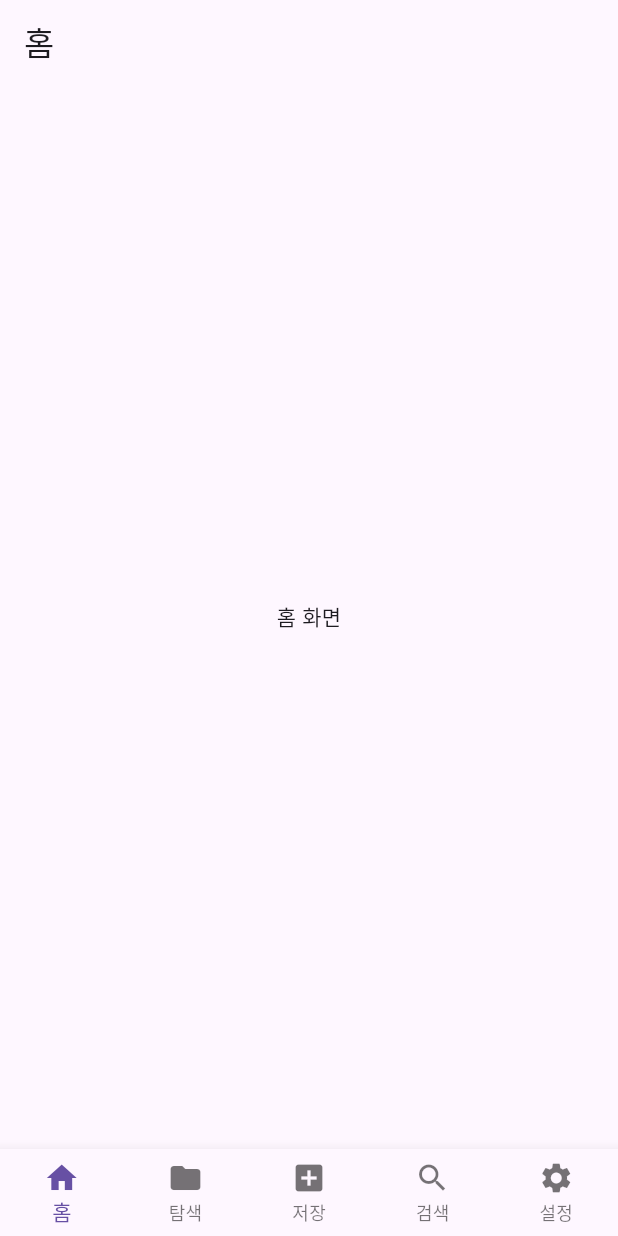
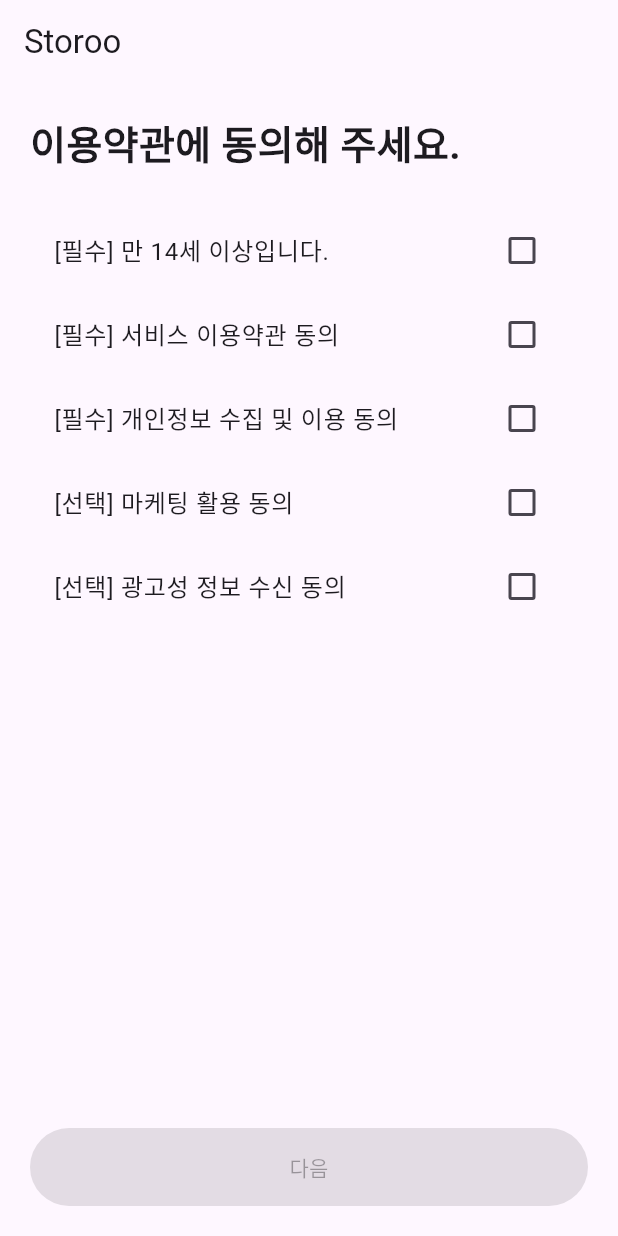
Before and after one commit to Team-Storoo/storoo_client, a Flutter app: the screen it shows after launch, on a phone screen of 412 x 824 dp. Run offline on Flutter 3.47's test engine with Material 3 defaults, Android fonts, the phone set to English and light mode, and no system bars; our stand-ins replace isar; accounts and stored records are empty; generated files the repository leaves out were written again.

Commit message:
fead - 앱 실행 시 첫 화면 구현
- 앱 실행 시 사용자의 데이터를 입력받는 화면 틀 구성

- 애뮬레이터 실행 시 버전 충돌로 몇 가지 에러가 존재
해결방법)
1.
C:\Users\syeon\AppData\Local\Pub\Cache\hosted\pub.dev\isar_flutter_libs-3.1.0+1\android\build.gradle 파일에서 메모장으로 키고, android { ... } 블록 안에 namespace "dev.isar.isar_flutter_libs" 이 문장을 삽입

2.
C:\project\storoo_client\android\settings.gradle 파일에 들어가서
id "org.jetbrains.kotlin.android" version "1.8.22" apply false 이런 줄이 있을 거임, 이것을(메모장으로 켜서)
id "org.jetbrains.kotlin.android" version "2.1.0" apply false 이렇게 수정(버전 숫자만 바꾸면 됨)

3.
위에 두 과정을 모두 다 했다면 터미널에서
flutter clean
flutter pub get
flutter run -d emulator-5554
하면 애뮬레이터로 앱 실행 화면 확인 가능

```diff
--- a/lib/main.dart
+++ b/lib/main.dart
@@ -1,18 +1,19 @@
 import 'package:flutter/material.dart';
-import 'services/db_service.dart'; // DB 초기화 서비스 임포트
+import 'services/db_service.dart';
 
-// 우리가 만든 화면들 import
+// 기존 화면들
 import 'screens/home_screen.dart';
 import 'screens/explore_screen.dart';
 import 'screens/save_screen.dart';
 import 'screens/search_screen.dart';
 import 'screens/settings_screen.dart';
 
-// widgetsFlutterBinding.ensureInitialized() → DBService.init() → runApp() 순서로 실행
-// 앱 실행 전에 lsar DB가 준비되면, 이후 화면에서 바로 DB 사용 가능
+// 온보딩 화면
+import 'screens/onboarding/onboarding_screen.dart';
+
 void main() async {
-  WidgetsFlutterBinding.ensureInitialized(); // Flutter 엔진 초기화
-  await DBService.init(); // Isar DB 초기화
+  WidgetsFlutterBinding.ensureInitialized();
+  await DBService.init();
   runApp(const MyApp());
 }
 
@@ -24,7 +25,34 @@ class MyApp extends StatelessWidget {
     return MaterialApp(
       title: 'Storoo',
       theme: ThemeData(primarySwatch: Colors.blue),
-      home: const MainPage(),
+      debugShowCheckedModeBanner: false,
+      home: const AppEntryPage(),
+    );
+  }
+}
+
+class AppEntryPage extends StatelessWidget {
+  const AppEntryPage({super.key});
+
+  @override
+  Widget build(BuildContext context) {
+    return FutureBuilder<bool>(
+      future: DBService.hasCompletedOnboarding(),
+      builder: (context, snapshot) {
+        if (snapshot.connectionState != ConnectionState.done) {
+          return const Scaffold(
+            body: Center(child: CircularProgressIndicator()),
+          );
+        }
+
+        final completed = snapshot.data ?? false;
+
+        if (completed) {
+          return const MainPage();
+        } else {
+          return const OnboardingScreen();
+        }
+      },
     );
   }
 }
@@ -39,7 +67,6 @@ class MainPage extends StatefulWidget {
 class _MainPageState extends State<MainPage> {
   int _selectedIndex = 0;
 
-  // 화면 리스트
   final List<Widget> _screens = const [
     HomeScreen(),
     ExploreScreen(),
--- /dev/null
+++ b/lib/models/user_profile.dart
@@ -0,0 +1,24 @@
+import 'package:isar/isar.dart';
+
+part 'user_profile.g.dart'; // Isar가 자동 생성 파일을 만들 때 필요
+
+@collection
+class UserProfile {
+  Id id = Isar.autoIncrement; // 고유 번호
+
+  String? nickname;
+  String? gender;
+  int? birthYear;
+  String? email;
+
+  bool agreedAge14 = false; // 14세 이상 동의
+  bool agreedService = false; // 서비스 이용약관 동의
+  bool agreedPrivacy = false; // 개인정보 수집 동의
+  bool agreedMarketing = false; // 마케팅 동의
+  bool agreedAds = false; // 광고성 정보 수신 동의
+
+  bool onboardingCompleted = false; // false면 → 온보딩 보여줌 | true면 → 메인 화면 바로 진입
+
+  DateTime createdAt = DateTime.now();
+  DateTime updatedAt = DateTime.now();
+}
--- /dev/null
+++ b/lib/screens/onboarding/onboarding_screen.dart
@@ -0,0 +1,250 @@
+import 'package:flutter/material.dart';
+
+import '../../models/user_profile.dart';
+import '../../services/db_service.dart';
+import '../../main.dart';
+
+class OnboardingScreen extends StatefulWidget {
+  const OnboardingScreen({super.key});
+
+  @override
+  State<OnboardingScreen> createState() => _OnboardingScreenState();
+}
+
+class _OnboardingScreenState extends State<OnboardingScreen> {
+  final TextEditingController nicknameController = TextEditingController();
+  final TextEditingController birthYearController = TextEditingController();
+  final TextEditingController emailController = TextEditingController();
+
+  int step = 0;
+
+  bool agreedAge14 = false;
+  bool agreedService = false;
+  bool agreedPrivacy = false;
+  bool agreedMarketing = false;
+  bool agreedAds = false;
+
+  String? gender;
+
+  bool get canGoNext {
+    switch (step) {
+      case 0:
+        return agreedAge14 && agreedService && agreedPrivacy;
+      case 1:
+        return nicknameController.text.trim().isNotEmpty;
+      case 2:
+        return gender != null && birthYearController.text.trim().isNotEmpty;
+      case 3:
+        return emailController.text.trim().isNotEmpty;
+      default:
+        return false;
+    }
+  }
+
+  Future<void> saveAndFinish() async {
+    final profile =
+        UserProfile()
+          ..nickname = nicknameController.text.trim()
+          ..gender = gender
+          ..birthYear = int.tryParse(birthYearController.text.trim())
+          ..email = emailController.text.trim()
+          ..agreedAge14 = agreedAge14
+          ..agreedService = agreedService
+          ..agreedPrivacy = agreedPrivacy
+          ..agreedMarketing = agreedMarketing
+          ..agreedAds = agreedAds
+          ..onboardingCompleted = true
+          ..createdAt = DateTime.now()
+          ..updatedAt = DateTime.now();
+
+    await DBService.saveUserProfile(profile);
+
+    if (!mounted) return;
+
+    Navigator.of(
+      context,
+    ).pushReplacement(MaterialPageRoute(builder: (_) => const MainPage()));
+  }
+
+  void nextStep() {
+    if (!canGoNext) return;
+
+    if (step < 3) {
+      setState(() {
+        step++;
+      });
+    } else {
+      saveAndFinish();
+    }
+  }
+
+  void prevStep() {
+    if (step == 0) return;
+    setState(() {
+      step--;
+    });
+  }
+
+  @override
+  void dispose() {
+    nicknameController.dispose();
+    birthYearController.dispose();
+    emailController.dispose();
+    super.dispose();
+  }
+
+  @override
+  Widget build(BuildContext context) {
+    final title =
+        [
+          '이용약관에 동의해 주세요.',
+          'Storoo에서 사용할\n닉네임을 설정해주세요.',
+          '안녕하세요!\n성별과 나이를 입력해주세요.',
+          '이메일 주소를 입력해주세요.',
+        ][step];
+
+    return Scaffold(
+      appBar: AppBar(
+        title: const Text('Storoo'),
+        leading:
+            step == 0
+                ? null
+                : IconButton(
+                  icon: const Icon(Icons.arrow_back_ios_new),
+                  onPressed: prevStep,
+                ),
+      ),
+      body: SafeArea(
+        child: Padding(
+          padding: const EdgeInsets.all(20),
+          child: Column(
+            crossAxisAlignment: CrossAxisAlignment.start,
+            children: [
+              Text(
+                title,
+                style: const TextStyle(
+                  fontSize: 26,
+                  fontWeight: FontWeight.bold,
+                ),
+              ),
+              const SizedBox(height: 24),
+              Expanded(child: _buildStepBody()),
+              SizedBox(
+                width: double.infinity,
+                height: 52,
+                child: ElevatedButton(
+                  onPressed: canGoNext ? nextStep : null,
+                  child: Text(step == 3 ? '완료' : '다음'),
+                ),
+              ),
+            ],
+          ),
+        ),
+      ),
+    );
+  }
+
+  Widget _buildStepBody() {
+    switch (step) {
+      case 0:
+        return Column(
+          children: [
+            CheckboxListTile(
+              value: agreedAge14,
+              onChanged: (v) => setState(() => agreedAge14 = v ?? false),
+              title: const Text('[필수] 만 14세 이상입니다.'),
+            ),
+            CheckboxListTile(
+              value: agreedService,
+              onChanged: (v) => setState(() => agreedService = v ?? false),
+              title: const Text('[필수] 서비스 이용약관 동의'),
+            ),
+            CheckboxListTile(
+              value: agreedPrivacy,
+              onChanged: (v) => setState(() => agreedPrivacy = v ?? false),
+              title: const Text('[필수] 개인정보 수집 및 이용 동의'),
+            ),
+            CheckboxListTile(
+              value: agreedMarketing,
+              onChanged: (v) => setState(() => agreedMarketing = v ?? false),
+              title: const Text('[선택] 마케팅 활용 동의'),
+            ),
+            CheckboxListTile(
+              value: agreedAds,
+              onChanged: (v) => setState(() => agreedAds = v ?? false),
+              title: const Text('[선택] 광고성 정보 수신 동의'),
+            ),
+          ],
+        );
+
+      case 1:
+        return TextField(
+          controller: nicknameController,
+          decoration: const InputDecoration(
+            labelText: '닉네임',
+            border: OutlineInputBorder(),
+          ),
+          onChanged: (_) => setState(() {}),
+        );
+
+      case 2:
+        return Column(
+          children: [
+            Row(
+              children: [
+                Expanded(
+                  child: OutlinedButton(
+                    onPressed: () => setState(() => gender = 'male'),
+                    child: Text(
+                      '남성',
+                      style: TextStyle(
+                        color: gender == 'male' ? Colors.deepPurple : null,
+                      ),
+                    ),
+                  ),
+                ),
+                const SizedBox(width: 12),
+                Expanded(
+                  child: OutlinedButton(
+                    onPressed: () => setState(() => gender = 'female'),
+                    child: Text(
+                      '여성',
+                      style: TextStyle(
+                        color: gender == 'female' ? Colors.deepPurple : null,
+                      ),
+                    ),
+                  ),
+                ),
+              ],
+            ),
+            const SizedBox(height: 16),
+            TextField(
+              controller: birthYearController,
+              keyboardType: TextInputType.number,
+              decoration: const InputDecoration(
+                labelText: '출생년도',
+                hintText: '예: 1999',
+                border: OutlineInputBorder(),
+              ),
+              onChanged: (_) => setState(() {}),
+            ),
+          ],
+        );
+
+      case 3:
+        return TextField(
+          controller: emailController,
+          keyboardType: TextInputType.emailAddress,
+          decoration: const InputDecoration(
+            labelText: '이메일',
+            hintText: 'example@gmail.com',
+            border: OutlineInputBorder(),
+          ),
+          onChanged: (_) => setState(() {}),
+        );
+
+      default:
+        return const SizedBox.shrink();
+    }
+  }
+}
--- a/lib/services/db_service.dart
+++ b/lib/services/db_service.dart
@@ -1,41 +1,92 @@
 import 'package:flutter/foundation.dart';
+import 'package:isar/isar.dart';
+import 'package:path_provider/path_provider.dart';
+
+import '../models/content.dart';
+import '../models/user_profile.dart';
 
 class DBService {
-  /// 웹/모바일 공통 초기화
-  static Future<void> init() async {
-    if (kIsWeb) {
-      // 웹에서는 DB 초기화 대신 더미 처리
-      debugPrint("DBService initialized (dummy for web)");
-    } else {
-      // 모바일/데스크톱에서는 실제 Isar 초기화 코드 작성
-      // 예: await Isar.open([...]);
-      debugPrint("DBService initialized (real DB for mobile/desktop)");
+  static Isar? _isar;
+
+  static Isar get isar {
+    if (_isar == null) {
+      throw Exception('Isar가 초기화되지 않았습니다. 먼저 DBService.init()을 호출하세요.');
     }
+    return _isar!;
   }
 
-  /// 더미 저장 함수 (웹 확인용)
-  static Future<void> saveContent(Map<String, dynamic> content) async {
+  /// 앱 시작 시 1회 호출
+  static Future<void> init() async {
+    if (_isar != null) return;
+
     if (kIsWeb) {
-      debugPrint("Saved content (dummy): $content");
-    } else {
-      // 실제 DB 저장 로직 작성
+      debugPrint("웹은 현재 Isar 로컬 DB 예제를 생략합니다.");
+      return;
     }
+
+    final dir = await getApplicationDocumentsDirectory();
+
+    _isar = await Isar.open(
+      [ContentSchema, UserProfileSchema],
+      directory: dir.path,
+      name: 'storoo_db',
+    );
+
+    debugPrint("DBService initialized");
   }
 
-  /// 더미 조회 함수 (웹 확인용)
-  static Future<List<Map<String, dynamic>>> getContents() async {
+  /// -------------------------
+  /// UserProfile 관련
+  /// -------------------------
+
+  static Future<UserProfile?> getUserProfile() async {
+    if (kIsWeb) return null;
+    return await isar.userProfiles.where().findFirst();
+  }
+
+  static Future<bool> hasCompletedOnboarding() async {
+    final profile = await getUserProfile();
+    return profile?.onboardingCompleted ?? false;
+  }
+
+  static Future<void> saveUserProfile(UserProfile profile) async {
+    if (kIsWeb) return;
+
+    profile.updatedAt = DateTime.now();
+
+    await isar.writeTxn(() async {
+      await isar.userProfiles.put(profile);
+    });
+  }
+
+  static Future<void> clearUserProfile() async {
+    if (kIsWeb) return;
+
+    await isar.writeTxn(() async {
+      await isar.userProfiles.clear();
+    });
+  }
+
+  /// -------------------------
+  /// Content 관련
+  /// -------------------------
+
+  static Future<void> saveContent(Content content) async {
     if (kIsWeb) {
-      return [
-        {
-          "id": 1,
-          "type": "memo",
-          "title": "웹 확인용 더미 제목",
-          "content": "이건 웹에서 UI 확인용 더미 데이터입니다.",
-        },
-      ];
-    } else {
-      // 실제 DB 조회 로직 작성
+      debugPrint("Saved content (dummy): ${content.title}");
+      return;
+    }
+
+    await isar.writeTxn(() async {
+      await isar.contents.put(content);
+    });
+  }
+
+  static Future<List<Content>> getContents() async {
+    if (kIsWeb) {
       return [];
     }
+
+    return await isar.contents.where().findAll();
   }
 }
--- a/pubspec.yaml
+++ b/pubspec.yaml
@@ -39,11 +39,12 @@ dependencies:
 
   isar: ^3.1.0
   isar_flutter_libs: ^3.1.0
+  path_provider: ^2.1.5
+  cupertino_icons: ^1.0.8
 
 
   # The following adds the Cupertino Icons font to your application.
   # Use with the CupertinoIcons class for iOS style icons.
-  cupertino_icons: ^1.0.8
 
 dev_dependencies:
   flutter_test:
```
Also changed, not shown: lib/models/content.g.dart, lib/models/user_profile.g.dart (added), pubspec.lock, 1 other file.
